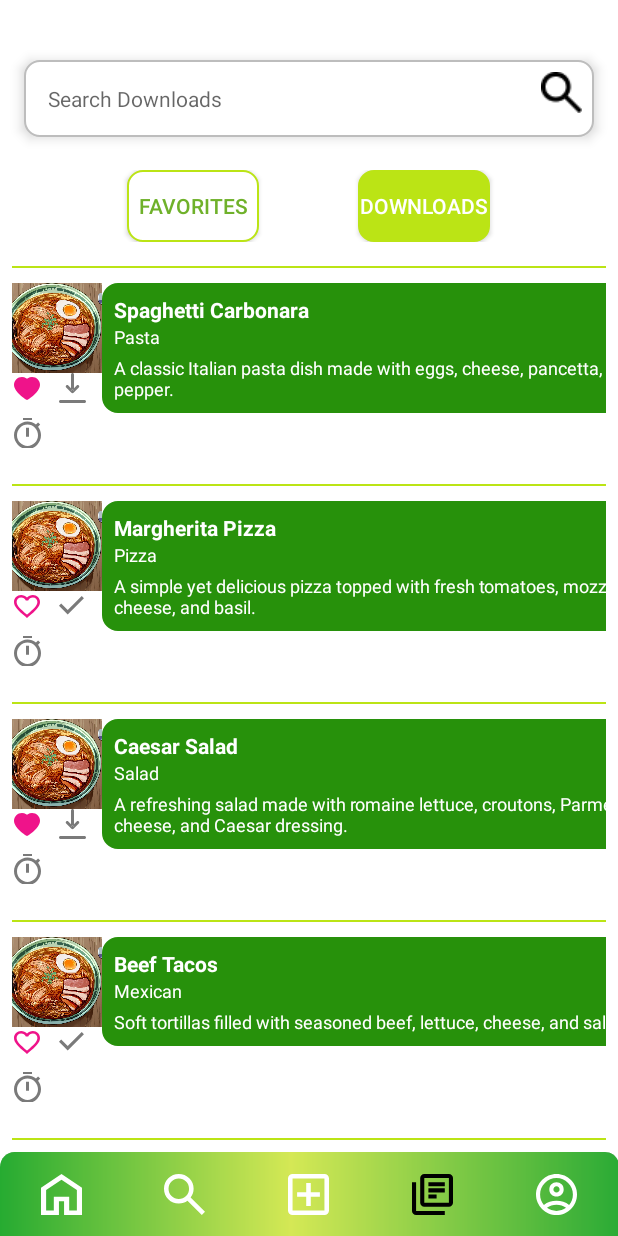
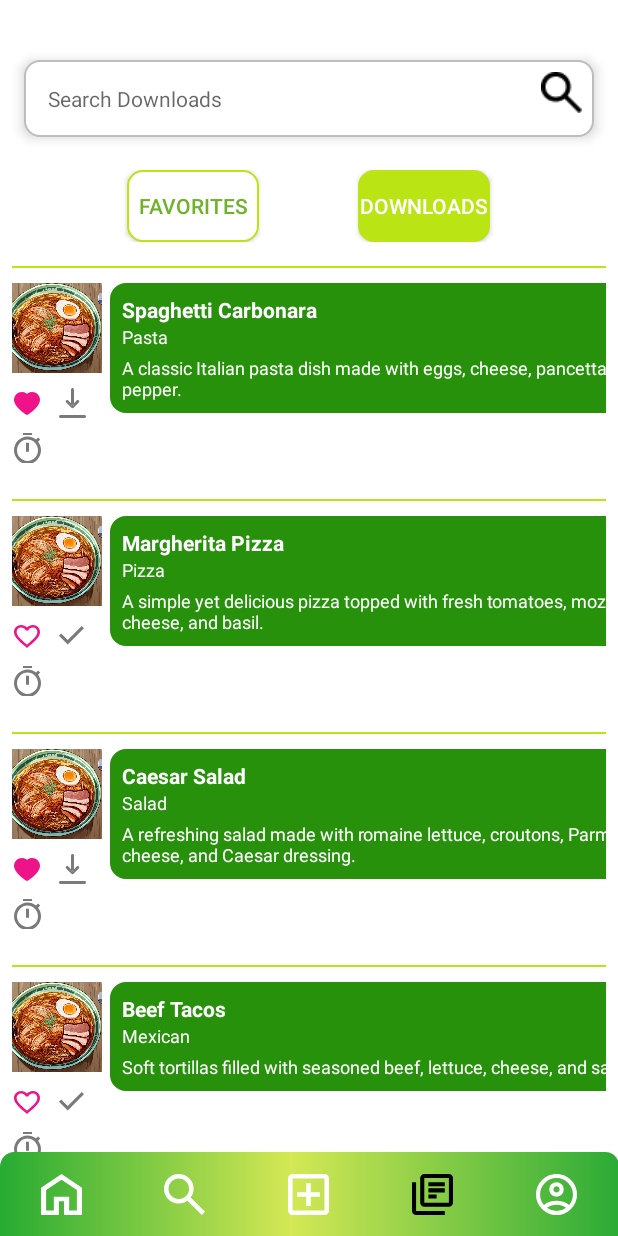
Before and after one commit to MFaheemS/Cookmate, an Android app: the screen it shows after launch (DownloadsActivity), on a phone screen of 412 x 824 dp. Run offline under Robolectric (Android 15) with nearby library versions, the phone set to English and light mode, and no system bars.

Commit message:
layout fixed

```diff
--- a/app/src/main/res/layout/row_downloads_favorites.xml
+++ b/app/src/main/res/layout/row_downloads_favorites.xml
@@ -31,6 +31,7 @@
         android:layout_width="0dp"
         android:layout_height="wrap_content"
         android:layout_weight="1"
+        android:layout_marginLeft="5dp"
         android:orientation="vertical"
         android:background="@drawable/rounded_rectangle_bg"
         android:padding="8dp"
@@ -70,6 +71,7 @@
         android:id="@+id/likeButton"
         android:layout_width="20dp"
         android:layout_height="20dp"
+        android:layout_marginTop="10dp"
         app:layout_constraintStart_toStartOf="parent"
         app:layout_constraintTop_toBottomOf="@id/foodImage"
         android:src="@drawable/ic_like"
@@ -79,6 +81,7 @@
         android:id="@+id/downloadButton"
         android:layout_width="20dp"
         android:layout_height="20dp"
+        android:layout_marginTop="10dp"
         app:layout_constraintStart_toEndOf="@id/likeButton"
         app:layout_constraintTop_toBottomOf="@id/foodImage"
         android:src="@drawable/ic_downloaded"
```
